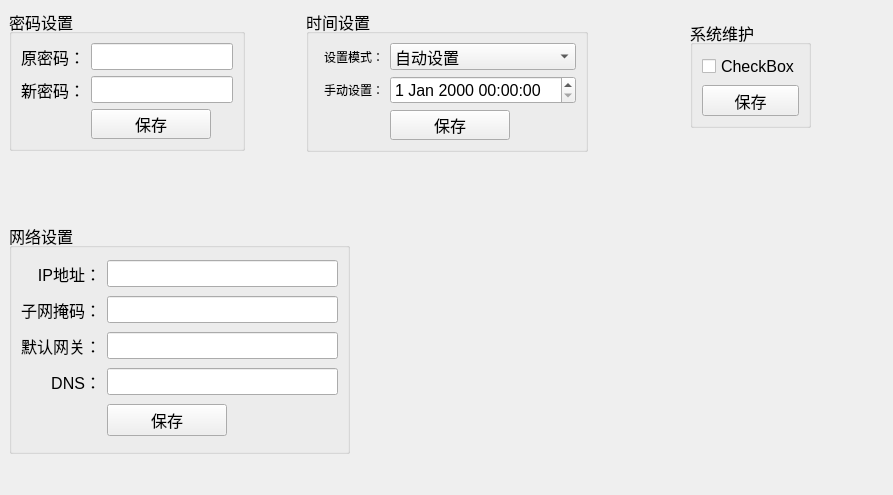
Old version of the form BusBar-Qt/setting/setsystem/systemsettingdlg.ui in the repository luozhiyong131/BusBar.
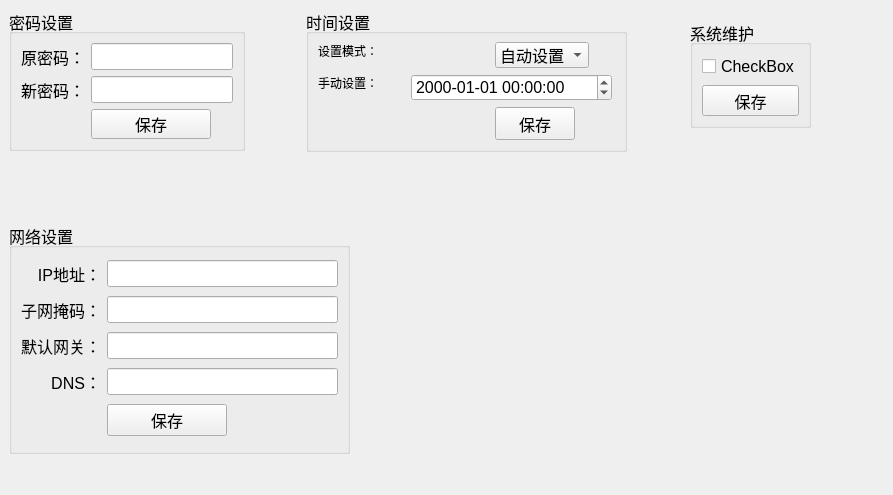
New version of the form.

Diff of the .ui file:
```diff
--- a/BusBar-Qt/setting/setsystem/systemsettingdlg.ui
+++ b/BusBar-Qt/setting/setsystem/systemsettingdlg.ui
@@ -80,7 +80,7 @@
     <rect>
      <x>306</x>
      <y>9</y>
-     <width>282</width>
+     <width>321</width>
      <height>143</height>
     </rect>
    </property>
@@ -92,9 +92,15 @@
    <property name="title">
     <string>时间设置</string>
    </property>
-   <layout class="QGridLayout" name="gridLayout_2">
-    <item row="1" column="0">
      <widget class="QLabel" name="label_4">
+    <property name="geometry">
+     <rect>
+      <x>12</x>
+      <y>65</y>
+      <width>60</width>
+      <height>18</height>
+     </rect>
+    </property>
       <property name="font">
        <font>
         <pointsize>9</pointsize>
@@ -107,12 +113,28 @@
        <set>Qt::AlignRight|Qt::AlignTrailing|Qt::AlignVCenter</set>
       </property>
      </widget>
-    </item>
-    <item row="1" column="1">
-     <widget class="QDateTimeEdit" name="dateTimeEdit"/>
-    </item>
-    <item row="0" column="0">
+   <widget class="QDateTimeEdit" name="dateTimeEdit">
+    <property name="geometry">
+     <rect>
+      <x>105</x>
+      <y>65</y>
+      <width>201</width>
+      <height>27</height>
+     </rect>
+    </property>
+    <property name="displayFormat">
+     <string>yyyy-MM-dd hh:mm:ss</string>
+    </property>
+   </widget>
      <widget class="QLabel" name="label_3">
+    <property name="geometry">
+     <rect>
+      <x>12</x>
+      <y>33</y>
+      <width>60</width>
+      <height>18</height>
+     </rect>
+    </property>
       <property name="font">
        <font>
         <pointsize>9</pointsize>
@@ -125,9 +147,15 @@
        <set>Qt::AlignRight|Qt::AlignTrailing|Qt::AlignVCenter</set>
       </property>
      </widget>
-    </item>
-    <item row="0" column="1">
      <widget class="QComboBox" name="comboBox">
+    <property name="geometry">
+     <rect>
+      <x>189</x>
+      <y>33</y>
+      <width>94</width>
+      <height>26</height>
+     </rect>
+    </property>
       <item>
        <property name="text">
         <string>自动设置</string>
@@ -139,9 +167,15 @@
        </property>
       </item>
      </widget>
-    </item>
-    <item row="2" column="1">
      <widget class="QPushButton" name="pushButton_7">
+    <property name="geometry">
+     <rect>
+      <x>189</x>
+      <y>98</y>
+      <width>80</width>
+      <height>33</height>
+     </rect>
+    </property>
       <property name="maximumSize">
        <size>
         <width>120</width>
@@ -152,8 +186,6 @@
        <string>保存</string>
       </property>
      </widget>
-    </item>
-   </layout>
   </widget>
   <widget class="QGroupBox" name="groupBox_3">
    <property name="geometry">
```
Lines whose indentation alone changed are shown as unchanged.
